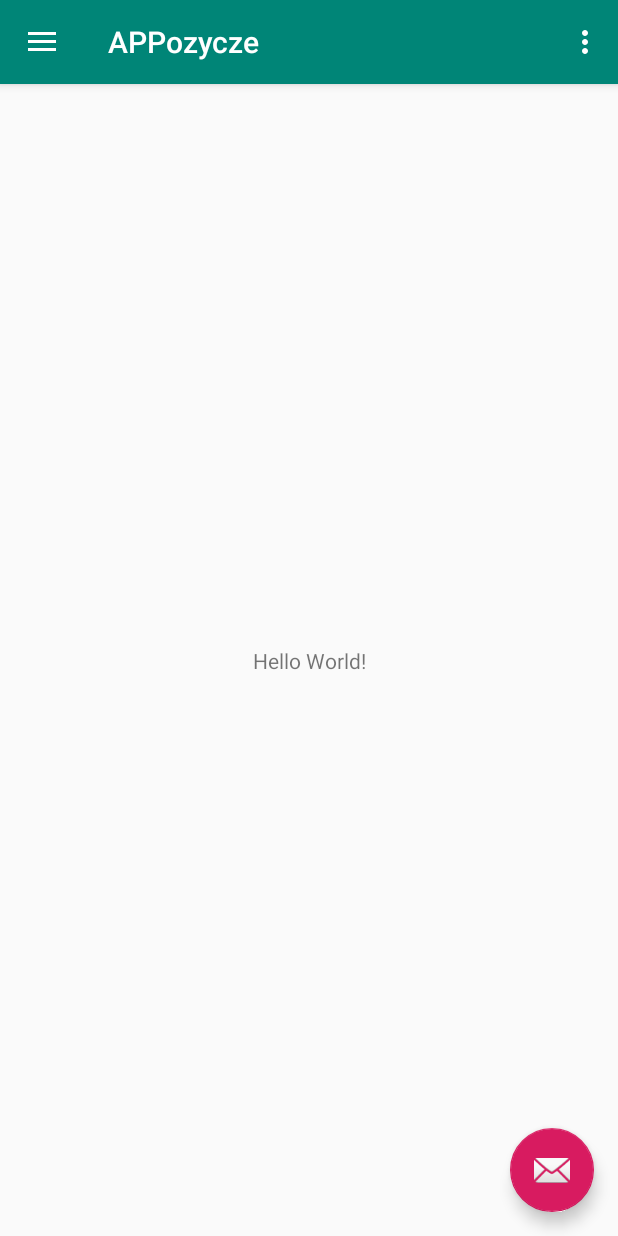
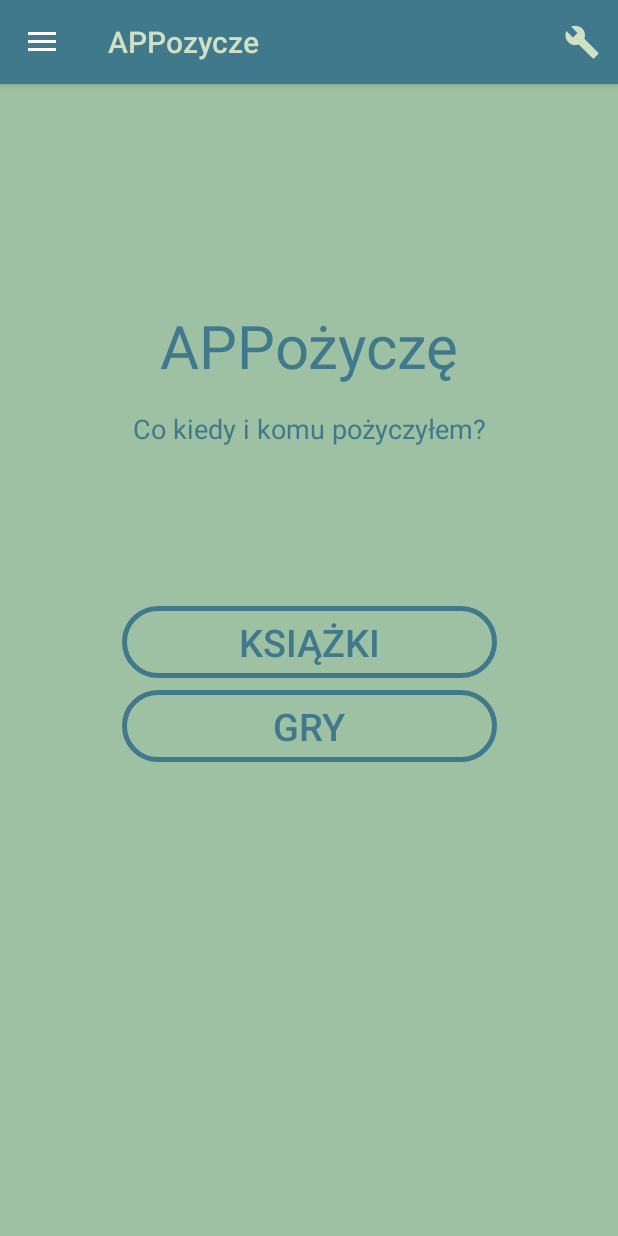
Before and after one commit to Rafi6677/APPozycze---Lending-App-Android, an Android app: the screen it shows after launch (MainActivity), on a phone screen of 412 x 824 dp. Run offline under Robolectric (Android 15) with nearby library versions, the light colour scheme and no system bars.

Commit message:
Main menu layout

```diff
--- a/app/src/main/java/com/example/appozycze/MainActivity.kt
+++ b/app/src/main/java/com/example/appozycze/MainActivity.kt
@@ -17,11 +17,6 @@ class MainActivity : AppCompatActivity(), NavigationView.OnNavigationItemSelecte
         super.onCreate(savedInstanceState)
         setContentView(R.layout.activity_main)
         setSupportActionBar(toolbar)
-
-        fab.setOnClickListener { view ->
-            Snackbar.make(view, "Replace with your own action", Snackbar.LENGTH_LONG)
-                .setAction("Action", null).show()
-        }
 
         val toggle = ActionBarDrawerToggle(
             this, drawer_layout, toolbar, R.string.navigation_drawer_open, R.string.navigation_drawer_close
@@ -59,22 +54,7 @@ class MainActivity : AppCompatActivity(), NavigationView.OnNavigationItemSelecte
     override fun onNavigationItemSelected(item: MenuItem): Boolean {
         // Handle navigation view item clicks here.
         when (item.itemId) {
-            R.id.nav_camera -> {
-                // Handle the camera action
-            }
-            R.id.nav_gallery -> {
-
-            }
-            R.id.nav_slideshow -> {
-
-            }
-            R.id.nav_manage -> {
-
-            }
-            R.id.nav_share -> {
-
-            }
-            R.id.nav_send -> {
+            R.id.nav_books -> {
 
             }
         }
--- a/app/src/main/res/drawable-v21/ic_menu_manage.xml
+++ b/app/src/main/res/drawable-v21/ic_menu_manage.xml
@@ -4,6 +4,6 @@
         android:viewportWidth="24.0"
         android:viewportHeight="24.0">
     <path
-            android:fillColor="#FF000000"
+            android:fillColor="@color/colorPastelGrey"
             android:pathData="M22.7,19l-9.1,-9.1c0.9,-2.3 0.4,-5 -1.5,-6.9 -2,-2 -5,-2.4 -7.4,-1.3L9,6 6,9 1.6,4.7C0.4,7.1 0.9,10.1 2.9,12.1c1.9,1.9 4.6,2.4 6.9,1.5l9.1,9.1c0.4,0.4 1,0.4 1.4,0l2.3,-2.3c0.5,-0.4 0.5,-1.1 0.1,-1.4z"/>
 </vector>
--- /dev/null
+++ b/app/src/main/res/drawable/button_main_menu.xml
@@ -0,0 +1,7 @@
+<?xml version="1.0" encoding="utf-8"?>
+<shape xmlns:android="http://schemas.android.com/apk/res/android" android:shape="rectangle">
+
+    <stroke android:color="@color/colorTealBlue" android:width="3dp"/>
+    <corners android:radius="25sp"/>
+
+</shape>
--- a/app/src/main/res/layout/activity_main.xml
+++ b/app/src/main/res/layout/activity_main.xml
@@ -20,6 +20,8 @@
             android:layout_height="match_parent"
             android:layout_gravity="start"
             android:fitsSystemWindows="true"
+            android:background="@color/colorGreenSheen"
+            app:itemTextColor="@color/colorPastelGrey"
             app:headerLayout="@layout/nav_header_main"
             app:menu="@menu/activity_main_drawer"/>
 
--- a/app/src/main/res/layout/app_bar_main.xml
+++ b/app/src/main/res/layout/app_bar_main.xml
@@ -17,18 +17,11 @@
                 android:layout_width="match_parent"
                 android:layout_height="?attr/actionBarSize"
                 android:background="?attr/colorPrimary"
+                app:titleTextColor="@color/colorPastelGrey"
                 app:popupTheme="@style/AppTheme.PopupOverlay"/>
 
     </android.support.design.widget.AppBarLayout>
 
     <include layout="@layout/content_main"/>
 
-    <android.support.design.widget.FloatingActionButton
-            android:id="@+id/fab"
-            android:layout_width="wrap_content"
-            android:layout_height="wrap_content"
-            android:layout_gravity="bottom|end"
-            android:layout_margin="@dimen/fab_margin"
-            app:srcCompat="@android:drawable/ic_dialog_email"/>
-
 </android.support.design.widget.CoordinatorLayout>
--- a/app/src/main/res/layout/content_main.xml
+++ b/app/src/main/res/layout/content_main.xml
@@ -5,17 +5,82 @@
         xmlns:app="http://schemas.android.com/apk/res-auto"
         android:layout_width="match_parent"
         android:layout_height="match_parent"
+        android:background="@color/colorCambridgeBlue"
         app:layout_behavior="@string/appbar_scrolling_view_behavior"
         tools:showIn="@layout/app_bar_main"
         tools:context=".MainActivity">
 
     <TextView
+            android:text="APPożyczę"
+            android:id="@+id/mainTitle_TextView"
             android:layout_width="wrap_content"
             android:layout_height="wrap_content"
-            android:text="Hello World!"
-            app:layout_constraintBottom_toBottomOf="parent"
-            app:layout_constraintLeft_toLeftOf="parent"
-            app:layout_constraintRight_toRightOf="parent"
-            app:layout_constraintTop_toTopOf="parent"/>
+            android:textSize="40sp"
+            android:textColor="@color/colorTealBlue"
 
+            app:layout_constraintStart_toStartOf="parent"
+            android:layout_marginLeft="8dp"
+            android:layout_marginStart="8dp"
+            app:layout_constraintEnd_toEndOf="parent"
+            android:layout_marginEnd="8dp"
+            android:layout_marginRight="8dp"
+            android:layout_marginTop="8dp"
+            app:layout_constraintTop_toTopOf="parent"
+            android:layout_marginBottom="8dp"
+            app:layout_constraintBottom_toTopOf="@+id/booksSectionButton"/>
+
+    <TextView
+            android:text="Co kiedy i komu pożyczyłem?"
+            android:id="@+id/subTitle_TextView"
+            android:layout_width="wrap_content"
+            android:layout_height="wrap_content"
+            android:textColor="@color/colorTealBlue"
+            android:textSize="18sp"
+
+            app:layout_constraintStart_toStartOf="parent"
+            android:layout_marginLeft="8dp"
+            android:layout_marginStart="8dp"
+            app:layout_constraintEnd_toEndOf="parent"
+            android:layout_marginEnd="8dp"
+            android:layout_marginRight="8dp"
+            android:layout_marginTop="16dp"
+            app:layout_constraintTop_toBottomOf="@+id/mainTitle_TextView"/>
+    <Button
+            android:text="Książki"
+            android:id="@+id/booksSectionButton"
+            android:layout_width="250dp"
+            android:layout_height="wrap_content"
+            android:textSize="25sp"
+            android:textColor="@color/colorTealBlue"
+            android:background="@drawable/button_main_menu"
+
+            app:layout_constraintStart_toStartOf="parent"
+            android:layout_marginLeft="8dp"
+            android:layout_marginStart="8dp"
+            app:layout_constraintEnd_toEndOf="parent"
+            android:layout_marginEnd="8dp"
+            android:layout_marginRight="8dp"
+            android:layout_marginTop="8dp"
+            app:layout_constraintTop_toTopOf="parent"
+            android:layout_marginBottom="32dp"
+            app:layout_constraintBottom_toBottomOf="parent"/>
+
+    <Button
+            android:text="Gry"
+            android:id="@+id/gamesSectionButton"
+            android:layout_width="250dp"
+            android:layout_height="wrap_content"
+            android:textSize="25sp"
+            android:textColor="@color/colorTealBlue"
+            android:background="@drawable/button_main_menu"
+
+            app:layout_constraintStart_toStartOf="parent"
+            android:layout_marginLeft="8dp"
+            android:layout_marginStart="8dp"
+            app:layout_constraintEnd_toEndOf="parent"
+            android:layout_marginEnd="8dp"
+            android:layout_marginRight="8dp"
+            app:layout_constraintHorizontal_bias="0.501"
+            android:layout_marginTop="8dp"
+            app:layout_constraintTop_toBottomOf="@+id/booksSectionButton"/>
 </android.support.constraint.ConstraintLayout>
--- a/app/src/main/res/menu/activity_main_drawer.xml
+++ b/app/src/main/res/menu/activity_main_drawer.xml
@@ -5,34 +5,17 @@
 
     <group android:checkableBehavior="single">
         <item
-                android:id="@+id/nav_camera"
+                android:id="@+id/nav_books"
                 android:icon="@drawable/ic_menu_camera"
-                android:title="Import"/>
+                android:title="Książki"
+        />
         <item
-                android:id="@+id/nav_gallery"
+                android:id="@+id/nav_games"
                 android:icon="@drawable/ic_menu_gallery"
-                android:title="Gallery"/>
+                android:title="Gry"/>
         <item
-                android:id="@+id/nav_slideshow"
-                android:icon="@drawable/ic_menu_slideshow"
-                android:title="Slideshow"/>
-        <item
-                android:id="@+id/nav_manage"
+                android:id="@+id/nav_settings"
                 android:icon="@drawable/ic_menu_manage"
-                android:title="Tools"/>
+                android:title="Ustawienia"/>
     </group>
-
-    <item android:title="Communicate">
-        <menu>
-            <item
-                    android:id="@+id/nav_share"
-                    android:icon="@drawable/ic_menu_share"
-                    android:title="Share"/>
-            <item
-                    android:id="@+id/nav_send"
-                    android:icon="@drawable/ic_menu_send"
-                    android:title="Send"/>
-        </menu>
-    </item>
-
 </menu>
--- a/app/src/main/res/menu/main.xml
+++ b/app/src/main/res/menu/main.xml
@@ -2,7 +2,9 @@
 <menu xmlns:android="http://schemas.android.com/apk/res/android"
       xmlns:app="http://schemas.android.com/apk/res-auto">
     <item android:id="@+id/action_settings"
-          android:title="@string/action_settings"
+          android:icon="@drawable/ic_menu_manage"
           android:orderInCategory="100"
-          app:showAsAction="never"/>
+          app:showAsAction="ifRoom"
+          android:title=""
+    />
 </menu>
--- a/app/src/main/res/values/colors.xml
+++ b/app/src/main/res/values/colors.xml
@@ -1,6 +1,12 @@
 <?xml version="1.0" encoding="utf-8"?>
 <resources>
-    <color name="colorPrimary">#008577</color>
-    <color name="colorPrimaryDark">#00574B</color>
-    <color name="colorAccent">#D81B60</color>
+    <color name="colorPrimary">#40798C</color>
+    <color name="colorPrimaryDark">#1F363D</color>
+    <color name="colorAccent">#0571CF</color>
+
+    <color name="colorGunMetal">#1F363D</color>
+    <color name="colorTealBlue">#40798C</color>
+    <color name="colorGreenSheen">#70A9A1</color>
+    <color name="colorCambridgeBlue">#9EC1A3</color>
+    <color name="colorPastelGrey">#CFE0C3</color>
 </resources>
--- a/app/src/main/res/values/strings.xml
+++ b/app/src/main/res/values/strings.xml
@@ -2,8 +2,8 @@
     <string name="app_name">APPozycze</string>
     <string name="navigation_drawer_open">Open navigation drawer</string>
     <string name="navigation_drawer_close">Close navigation drawer</string>
-    <string name="nav_header_title">Android Studio</string>
-    <string name="nav_header_subtitle">android.studio@android.com</string>
+    <string name="nav_header_title">APPożyczę</string>
+    <string name="nav_header_subtitle">Krystian Knap</string>
     <string name="nav_header_desc">Navigation header</string>
     <string name="action_settings">Settings</string>
 </resources>
```
